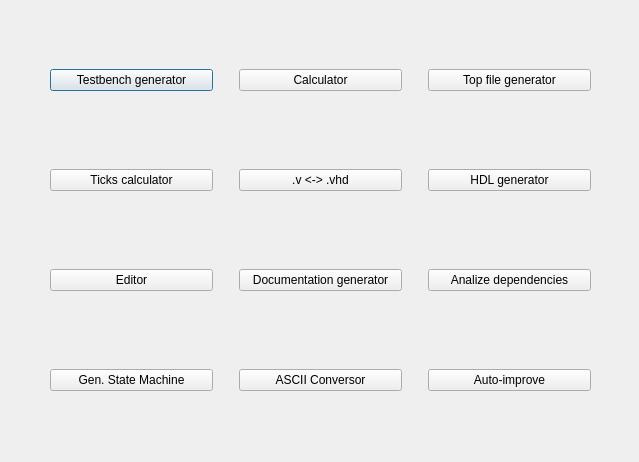
First picture: the form in src/UI/UIs/HDLHelper_UI.ui, repository DRubioG/HDLHelper, before the edit.
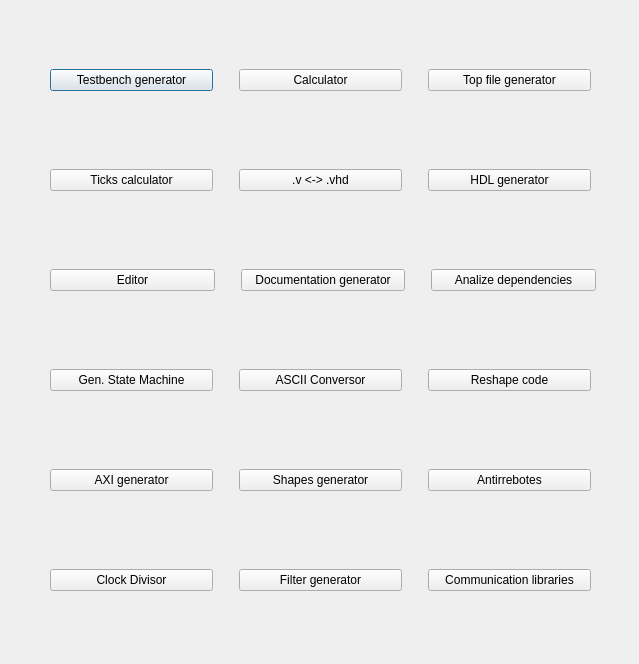
Second picture: the form after the edit.

What changed in the file:
```diff
--- a/src/UI/UIs/HDLHelper_UI.ui
+++ b/src/UI/UIs/HDLHelper_UI.ui
@@ -7,7 +7,7 @@
     <x>0</x>
     <y>0</y>
     <width>639</width>
-    <height>462</height>
+    <height>664</height>
    </rect>
   </property>
   <property name="windowTitle">
@@ -148,7 +148,7 @@
     <rect>
      <x>50</x>
      <y>240</y>
-     <width>541</width>
+     <width>546</width>
      <height>80</height>
     </rect>
    </property>
@@ -273,7 +273,149 @@
        <bool>true</bool>
       </property>
       <property name="text">
-       <string>Auto-improve</string>
+       <string>Reshape code</string>
+      </property>
+     </widget>
+    </item>
+   </layout>
+  </widget>
+  <widget class="QWidget" name="horizontalLayoutWidget_5">
+   <property name="geometry">
+    <rect>
+     <x>50</x>
+     <y>440</y>
+     <width>541</width>
+     <height>80</height>
+    </rect>
+   </property>
+   <layout class="QHBoxLayout" name="horizontalLayout_5">
+    <item>
+     <widget class="QPushButton" name="axi_generator_button">
+      <property name="text">
+       <string>AXI generator</string>
+      </property>
+     </widget>
+    </item>
+    <item>
+     <spacer name="horizontalSpacer_9">
+      <property name="orientation">
+       <enum>Qt::Horizontal</enum>
+      </property>
+      <property name="sizeType">
+       <enum>QSizePolicy::Fixed</enum>
+      </property>
+      <property name="sizeHint" stdset="0">
+       <size>
+        <width>20</width>
+        <height>20</height>
+       </size>
+      </property>
+     </spacer>
+    </item>
+    <item>
+     <widget class="QPushButton" name="shape_generator_button">
+      <property name="enabled">
+       <bool>true</bool>
+      </property>
+      <property name="text">
+       <string>Shapes generator</string>
+      </property>
+     </widget>
+    </item>
+    <item>
+     <spacer name="horizontalSpacer_10">
+      <property name="orientation">
+       <enum>Qt::Horizontal</enum>
+      </property>
+      <property name="sizeType">
+       <enum>QSizePolicy::Fixed</enum>
+      </property>
+      <property name="sizeHint" stdset="0">
+       <size>
+        <width>20</width>
+        <height>20</height>
+       </size>
+      </property>
+     </spacer>
+    </item>
+    <item>
+     <widget class="QPushButton" name="antirrebotes_button">
+      <property name="enabled">
+       <bool>true</bool>
+      </property>
+      <property name="text">
+       <string>Antirrebotes</string>
+      </property>
+     </widget>
+    </item>
+   </layout>
+  </widget>
+  <widget class="QWidget" name="horizontalLayoutWidget_6">
+   <property name="geometry">
+    <rect>
+     <x>50</x>
+     <y>540</y>
+     <width>541</width>
+     <height>80</height>
+    </rect>
+   </property>
+   <layout class="QHBoxLayout" name="horizontalLayout_6">
+    <item>
+     <widget class="QPushButton" name="clock_divisor_button">
+      <property name="text">
+       <string>Clock Divisor</string>
+      </property>
+     </widget>
+    </item>
+    <item>
+     <spacer name="horizontalSpacer_11">
+      <property name="orientation">
+       <enum>Qt::Horizontal</enum>
+      </property>
+      <property name="sizeType">
+       <enum>QSizePolicy::Fixed</enum>
+      </property>
+      <property name="sizeHint" stdset="0">
+       <size>
+        <width>20</width>
+        <height>20</height>
+       </size>
+      </property>
+     </spacer>
+    </item>
+    <item>
+     <widget class="QPushButton" name="filter_generator_button">
+      <property name="enabled">
+       <bool>true</bool>
+      </property>
+      <property name="text">
+       <string>Filter generator</string>
+      </property>
+     </widget>
+    </item>
+    <item>
+     <spacer name="horizontalSpacer_12">
+      <property name="orientation">
+       <enum>Qt::Horizontal</enum>
+      </property>
+      <property name="sizeType">
+       <enum>QSizePolicy::Fixed</enum>
+      </property>
+      <property name="sizeHint" stdset="0">
+       <size>
+        <width>20</width>
+        <height>20</height>
+       </size>
+      </property>
+     </spacer>
+    </item>
+    <item>
+     <widget class="QPushButton" name="auto_improve_button_3">
+      <property name="enabled">
+       <bool>true</bool>
+      </property>
+      <property name="text">
+       <string>Communication libraries</string>
       </property>
      </widget>
     </item>
```
